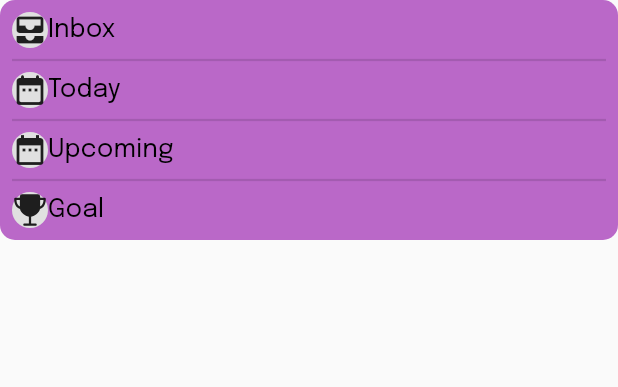
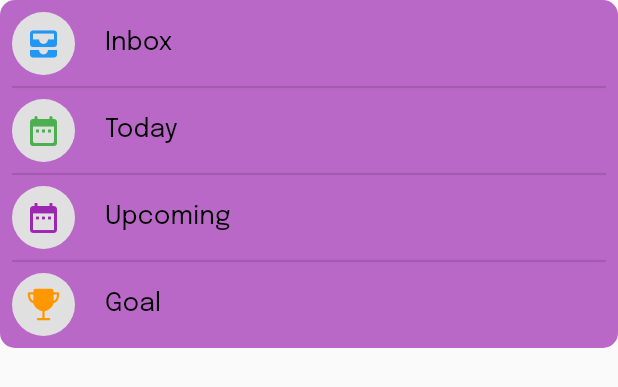
Before and after one commit to Meealley/todo_app, a Flutter app: the HomeList widget shown alone on an empty page, opened directly, on a phone screen of 412 x 824 dp. Shown: the top 387 px of the screen. Run offline on Flutter 3.47's test engine with Material 2 defaults, Android fonts, the phone set to English and light mode, and no system bars; our stand-ins replace animated_splash_screen, email_validator, google_fonts, ionicons, lottie, shared_preferences; missing offline and left inert: animated_emoji; accounts and stored records are empty; network calls fail.

Commit message:
made builder changes

```diff
--- a/lib/pages/home/data/home_list_model.dart
+++ b/lib/pages/home/data/home_list_model.dart
@@ -3,9 +3,9 @@ import 'package:ionicons/ionicons.dart';
 import 'package:todo_app/pages/home/model/home_list_model.dart';
 
 final List<HomeListView> tasklist = [
-  HomeListView(title: "Inbox", icon: Icons.all_inbox, color: Colors.purple),
+  HomeListView(title: "Inbox", icon: Icons.all_inbox, color: Colors.blue),
   HomeListView(
-      title: "Today", icon: Icons.date_range_rounded, color: Colors.purple),
+      title: "Today", icon: Icons.date_range_rounded, color: Colors.green),
   HomeListView(title: "Upcoming", icon: Icons.date_range, color: Colors.purple),
-  HomeListView(title: "Goal", icon: Ionicons.trophy, color: Colors.purple),
+  HomeListView(title: "Goal", icon: Ionicons.trophy, color: Colors.orange),
 ];
--- a/lib/pages/home/widgets/home_list.dart
+++ b/lib/pages/home/widgets/home_list.dart
@@ -50,9 +50,18 @@ class HomeList extends StatelessWidget {
                 return Row(
                   children: [
                     Container(
+                      padding: EdgeInsets.all(9),
                       decoration: BoxDecoration(
                           shape: BoxShape.circle, color: Colors.grey.shade300),
-                      child: Center(child: Icon(tasklist[index].icon)),
+                      child: Center(
+                        child: Icon(
+                          tasklist[index].icon,
+                          color: tasklist[index].color,
+                        ),
+                      ),
+                    ),
+                    SizedBox(
+                      width: 20,
                     ),
                     Text(
                       tasklist[index].title,
--- a/lib/pages/register/widgets/register_form.dart
+++ b/lib/pages/register/widgets/register_form.dart
@@ -208,7 +208,7 @@ class _RegisterFormState extends State<RegisterForm> {
             controller: widget.passwordController,
             validator: (password) {
               if (password == null || password.isEmpty) {
-                return "Mobile number is required";
+                return "Password is required";
               } else if (password.length < 6) {
                 return "Password must be at least 6 characters";
               }
```
Also changed, not shown: lib/pages/home/widgets/body.dart (+0 -37 lines).
